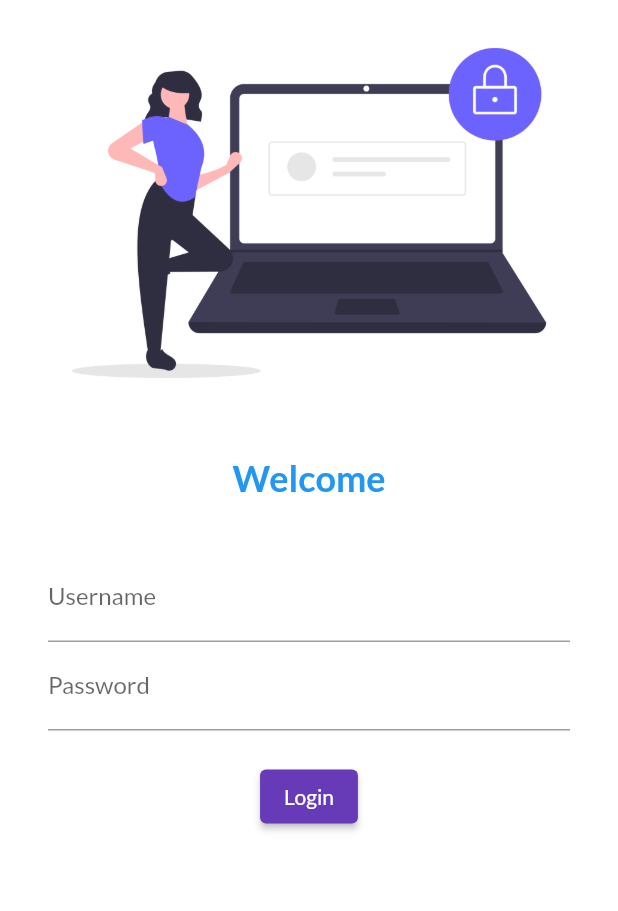
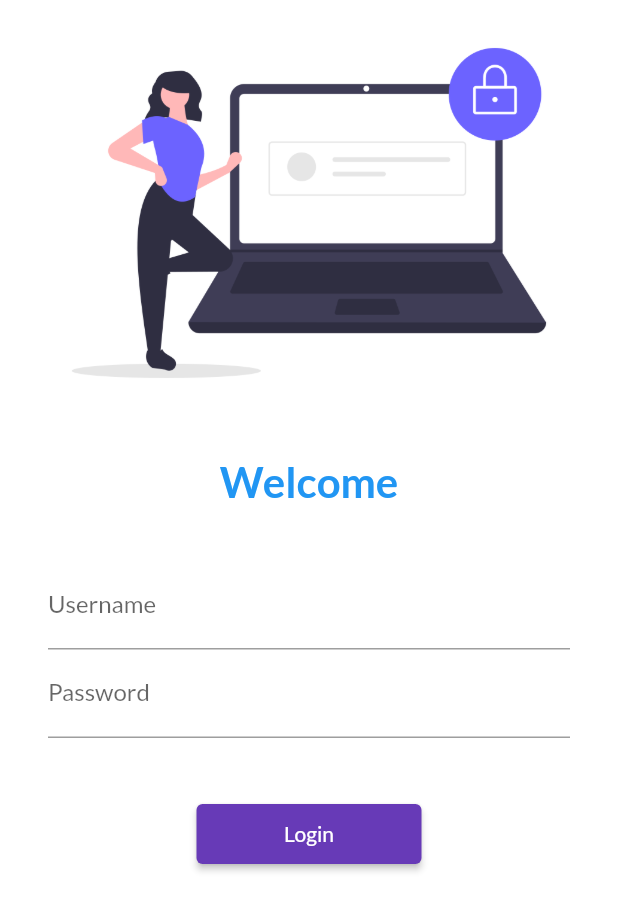
Before and after one commit to kaifmalek17/Catalog-App, a Flutter app: the screen it shows after launch, on a phone screen of 412 x 824 dp. Shown: the top 911 px of the screen. Run offline on Flutter 3.47's test engine with Material 2 defaults, Android fonts, the light colour scheme and no system bars; our stand-ins replace google_fonts.

Commit message:
day 5 completed

```diff
--- a/lib/main.dart
+++ b/lib/main.dart
@@ -2,6 +2,7 @@
 import 'package:google_fonts/google_fonts.dart';
 import 'package:mine_app/pages/home_page.dart';
 import 'package:mine_app/pages/login_page.dart';
+import 'package:mine_app/utills/routes.dart';
 
 void main() {
   runApp(
@@ -26,8 +27,8 @@
       //initialRoute: '/home',
       routes: {
         '/': (context) => const LoginPage(),
-        '/home': (context) => const HomePage(),
-        '/login': (context) => const LoginPage(),
+        MyRoutes.homeRoute: (context) => const HomePage(),
+        MyRoutes.loginRoute: (context) => const LoginPage(),
       },
     );
   }
--- a/lib/pages/login_page.dart
+++ b/lib/pages/login_page.dart
@@ -1,4 +1,5 @@
 import 'package:flutter/material.dart';
+import 'package:mine_app/utills/routes.dart';
 
 class LoginPage extends StatelessWidget {
   const LoginPage({super.key});
@@ -7,6 +8,7 @@
   Widget build(BuildContext context) {
     return Material(
       color: Colors.white,
+      child: SingleChildScrollView(
         child: Column(
           children: [
             Image.asset(
@@ -20,7 +22,7 @@
               'Welcome',
               style: TextStyle(
                 color: Colors.blue,
-              fontSize: 24,
+                fontSize: 28,
                 fontWeight: FontWeight.bold,
               ),
             ),
@@ -48,12 +50,14 @@
                     ),
                   ),
                   const SizedBox(
-                  height: 20,
+                    height: 40,
                   ),
                   ElevatedButton(
+                    style: TextButton.styleFrom(
+                      minimumSize: const Size(150, 40),
+                    ),
                     onPressed: () {
-                    // ignore: avoid_print
-                    print('Hi From Kaif');
+                      Navigator.pushNamed(context, MyRoutes.homeRoute);
                     },
                     child: const Text('Login'),
                   ),
@@ -62,6 +66,7 @@
             ),
           ],
         ),
+      ),
     );
   }
 }
--- /dev/null
+++ b/lib/utills/routes.dart
@@ -0,0 +1,4 @@
+class MyRoutes {
+  static String loginRoute = "/login";
+  static String homeRoute = "/home";
+}
```
Lines whose indentation alone changed are shown as unchanged.
